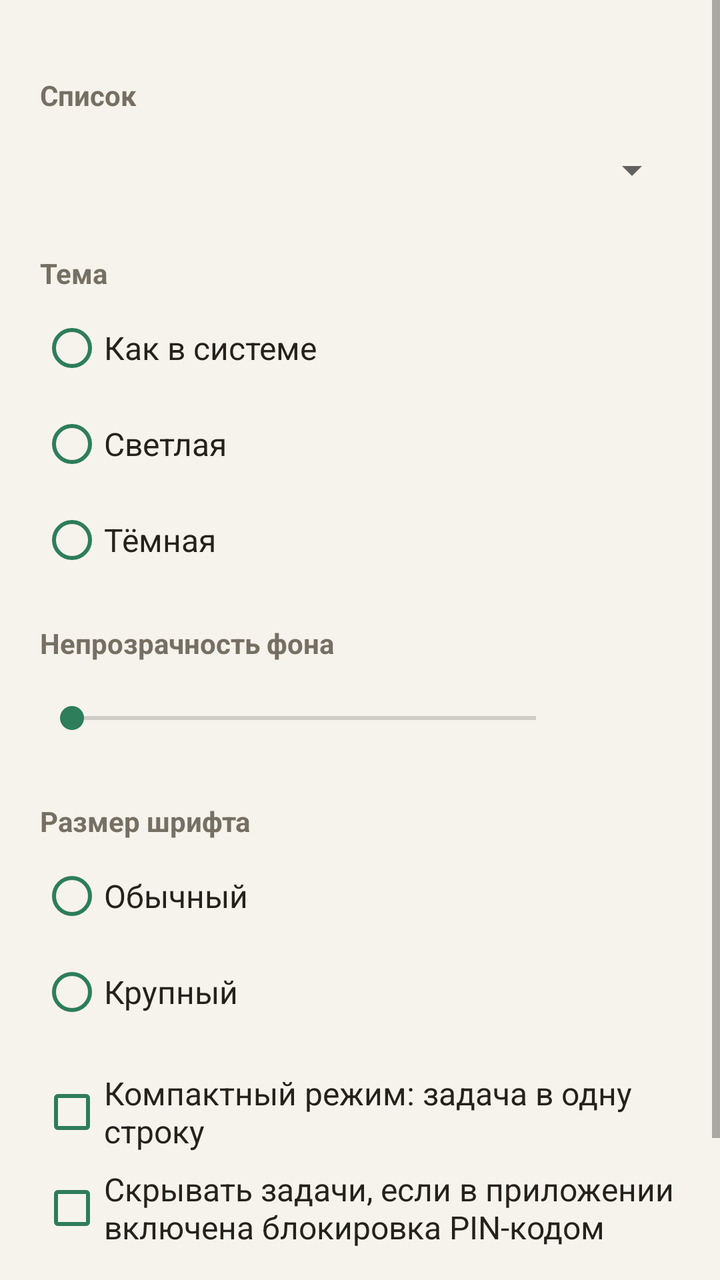
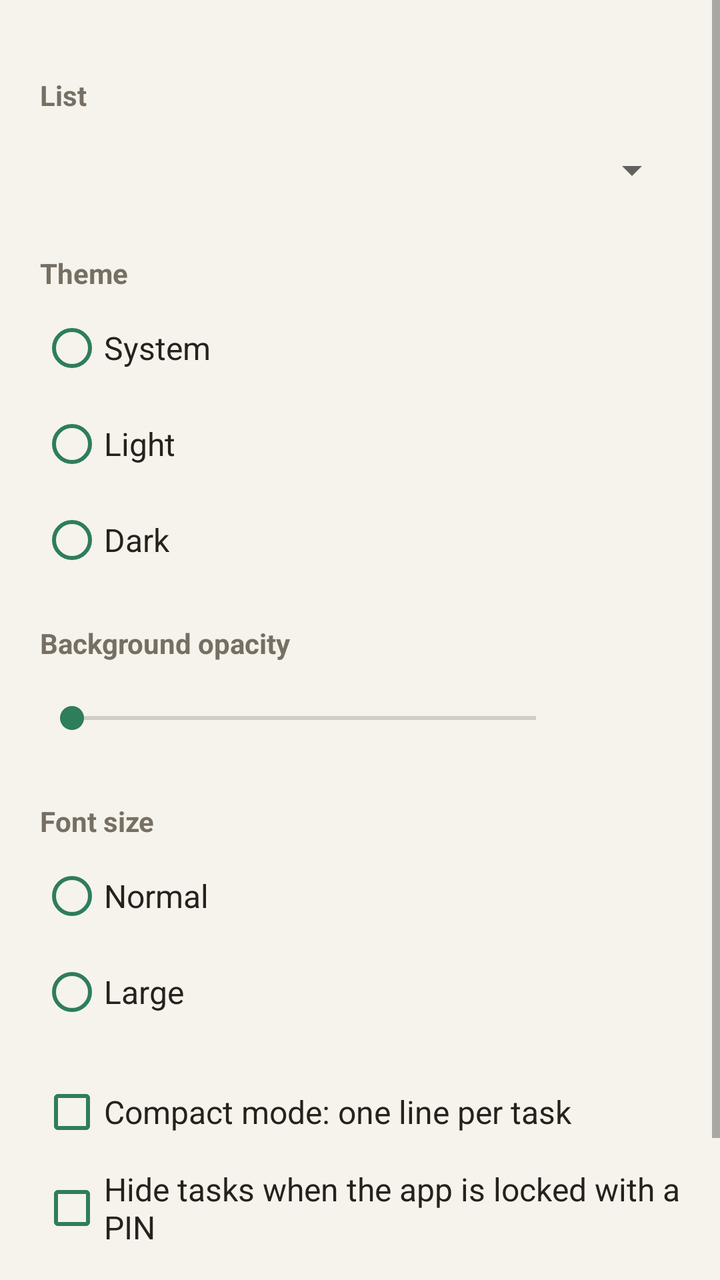

An Android layout rendered at two revisions. The XML below is the earlier revision; the diff shows what the commit changed to produce the second picture.
<!-- AndroidManifest.xml: activity theme WidgetConfigTheme -->
<!-- res/layout/widget_config.xml -->
<?xml version="1.0" encoding="utf-8"?>
<ScrollView xmlns:android="http://schemas.android.com/apk/res/android"
    android:layout_width="match_parent"
    android:layout_height="match_parent"
    android:background="@color/cfg_bg">

    <LinearLayout
        android:layout_width="match_parent"
        android:layout_height="wrap_content"
        android:orientation="vertical"
        android:padding="20dp">

        <TextView
            style="@style/WidgetConfigLabel"
            android:text="Список" />

        <Spinner
            android:id="@+id/cfg_list"
            android:layout_width="match_parent"
            android:layout_height="48dp" />

        <TextView
            style="@style/WidgetConfigLabel"
            android:text="Тема" />

        <RadioGroup
            android:id="@+id/cfg_theme"
            android:layout_width="match_parent"
            android:layout_height="wrap_content">

            <RadioButton android:id="@+id/cfg_theme_system" style="@style/WidgetConfigOption" android:text="Как в системе" />
            <RadioButton android:id="@+id/cfg_theme_light" style="@style/WidgetConfigOption" android:text="Светлая" />
            <RadioButton android:id="@+id/cfg_theme_dark" style="@style/WidgetConfigOption" android:text="Тёмная" />
        </RadioGroup>

        <TextView
            style="@style/WidgetConfigLabel"
            android:text="Непрозрачность фона" />

        <LinearLayout
            android:layout_width="match_parent"
            android:layout_height="48dp"
            android:gravity="center_vertical"
            android:orientation="horizontal">

            <SeekBar
                android:id="@+id/cfg_opacity"
                android:layout_width="0dp"
                android:layout_height="wrap_content"
                android:layout_weight="1" />

            <TextView
                android:id="@+id/cfg_opacity_value"
                android:layout_width="56dp"
                android:layout_height="wrap_content"
                android:gravity="end"
                android:textColor="@color/cfg_text"
                android:textSize="16sp" />
        </LinearLayout>

        <TextView
            style="@style/WidgetConfigLabel"
            android:text="Размер шрифта" />

        <RadioGroup
            android:id="@+id/cfg_font"
            android:layout_width="match_parent"
            android:layout_height="wrap_content">

            <RadioButton android:id="@+id/cfg_font_normal" style="@style/WidgetConfigOption" android:text="Обычный" />
            <RadioButton android:id="@+id/cfg_font_large" style="@style/WidgetConfigOption" android:text="Крупный" />
        </RadioGroup>

        <CheckBox
            android:id="@+id/cfg_compact"
            style="@style/WidgetConfigOption"
            android:layout_marginTop="12dp"
            android:text="Компактный режим: задача в одну строку" />

        <CheckBox
            android:id="@+id/cfg_hide_locked"
            style="@style/WidgetConfigOption"
            android:text="Скрывать задачи, если в приложении включена блокировка PIN-кодом" />

        <Button
            android:id="@+id/cfg_done"
            android:layout_width="match_parent"
            android:layout_height="52dp"
            android:layout_marginTop="20dp"
            android:backgroundTint="#2E7D5B"
            android:textColor="#FFFFFF"
            android:textAllCaps="false"
            android:textSize="16sp"
            android:text="Готово" />
    </LinearLayout>
</ScrollView>
<!-- resources referenced by this layout -->
<resources>
  <color name="cfg_bg">#F6F3EC</color>
  <color name="cfg_text">#25221C</color>
  <style name="WidgetConfigLabel">
          <item name="android:layout_width">match_parent</item>
          <item name="android:layout_height">wrap_content</item>
          <item name="android:layout_marginTop">18dp</item>
          <item name="android:layout_marginBottom">4dp</item>
          <item name="android:textColor">@color/cfg_label</item>
          <item name="android:textSize">14sp</item>
          <item name="android:textStyle">bold</item>
      </style>
  <style name="WidgetConfigOption">
          <item name="android:layout_width">match_parent</item>
          <item name="android:layout_height">wrap_content</item>
          <item name="android:minHeight">48dp</item>
          <item name="android:textColor">@color/cfg_text</item>
          <item name="android:textSize">16sp</item>
          <item name="android:buttonTint">#2E7D5B</item>
      </style>
  <style name="WidgetConfigTheme" parent="Theme.AppCompat.DayNight.DarkActionBar">
          <item name="colorPrimary">#2E7D5B</item>
          <item name="colorPrimaryDark">#1F5C42</item>
          <item name="colorAccent">#2E7D5B</item>
      </style>
  <color name="cfg_label">#766F63</color>
</resources>

<!-- the commit's change to res/layout/widget_config.xml (unified diff, before → after) -->
@@ -12,7 +12,7 @@
 
         <TextView
             style="@style/WidgetConfigLabel"
-            android:text="Список" />
+            android:text="@string/cfg_list" />
 
         <Spinner
             android:id="@+id/cfg_list"
@@ -21,21 +21,21 @@
 
         <TextView
             style="@style/WidgetConfigLabel"
-            android:text="Тема" />
+            android:text="@string/cfg_theme" />
 
         <RadioGroup
             android:id="@+id/cfg_theme"
             android:layout_width="match_parent"
             android:layout_height="wrap_content">
 
-            <RadioButton android:id="@+id/cfg_theme_system" style="@style/WidgetConfigOption" android:text="Как в системе" />
-            <RadioButton android:id="@+id/cfg_theme_light" style="@style/WidgetConfigOption" android:text="Светлая" />
-            <RadioButton android:id="@+id/cfg_theme_dark" style="@style/WidgetConfigOption" android:text="Тёмная" />
+            <RadioButton android:id="@+id/cfg_theme_system" style="@style/WidgetConfigOption" android:text="@string/cfg_theme_system" />
+            <RadioButton android:id="@+id/cfg_theme_light" style="@style/WidgetConfigOption" android:text="@string/cfg_theme_light" />
+            <RadioButton android:id="@+id/cfg_theme_dark" style="@style/WidgetConfigOption" android:text="@string/cfg_theme_dark" />
         </RadioGroup>
 
         <TextView
             style="@style/WidgetConfigLabel"
-            android:text="Непрозрачность фона" />
+            android:text="@string/cfg_opacity" />
 
         <LinearLayout
             android:layout_width="match_parent"
@@ -60,27 +60,27 @@
 
         <TextView
             style="@style/WidgetConfigLabel"
-            android:text="Размер шрифта" />
+            android:text="@string/cfg_font" />
 
         <RadioGroup
             android:id="@+id/cfg_font"
             android:layout_width="match_parent"
             android:layout_height="wrap_content">
 
-            <RadioButton android:id="@+id/cfg_font_normal" style="@style/WidgetConfigOption" android:text="Обычный" />
-            <RadioButton android:id="@+id/cfg_font_large" style="@style/WidgetConfigOption" android:text="Крупный" />
+            <RadioButton android:id="@+id/cfg_font_normal" style="@style/WidgetConfigOption" android:text="@string/cfg_font_normal" />
+            <RadioButton android:id="@+id/cfg_font_large" style="@style/WidgetConfigOption" android:text="@string/cfg_font_large" />
         </RadioGroup>
 
         <CheckBox
             android:id="@+id/cfg_compact"
             style="@style/WidgetConfigOption"
             android:layout_marginTop="12dp"
-            android:text="Компактный режим: задача в одну строку" />
+            android:text="@string/cfg_compact" />
 
         <CheckBox
             android:id="@+id/cfg_hide_locked"
             style="@style/WidgetConfigOption"
-            android:text="Скрывать задачи, если в приложении включена блокировка PIN-кодом" />
+            android:text="@string/cfg_hide_locked" />
 
         <Button
             android:id="@+id/cfg_done"
@@ -91,6 +91,6 @@
             android:textColor="#FFFFFF"
             android:textAllCaps="false"
             android:textSize="16sp"
-            android:text="Готово" />
+            android:text="@string/cfg_done" />
     </LinearLayout>
 </ScrollView>
<!-- resource entries referenced after the edit -->
@@ -2,6 +2,18 @@
 <resources>
   <color name="cfg_bg">#F6F3EC</color>
   <color name="cfg_text">#25221C</color>
+  <string name="cfg_compact">Compact mode: one line per task</string>
+  <string name="cfg_done">Done</string>
+  <string name="cfg_font">Font size</string>
+  <string name="cfg_font_large">Large</string>
+  <string name="cfg_font_normal">Normal</string>
+  <string name="cfg_hide_locked">Hide tasks when the app is locked with a PIN</string>
+  <string name="cfg_list">List</string>
+  <string name="cfg_opacity">Background opacity</string>
+  <string name="cfg_theme">Theme</string>
+  <string name="cfg_theme_dark">Dark</string>
+  <string name="cfg_theme_light">Light</string>
+  <string name="cfg_theme_system">System</string>
   <style name="WidgetConfigLabel">
           <item name="android:layout_width">match_parent</item>
           <item name="android:layout_height">wrap_content</item>
